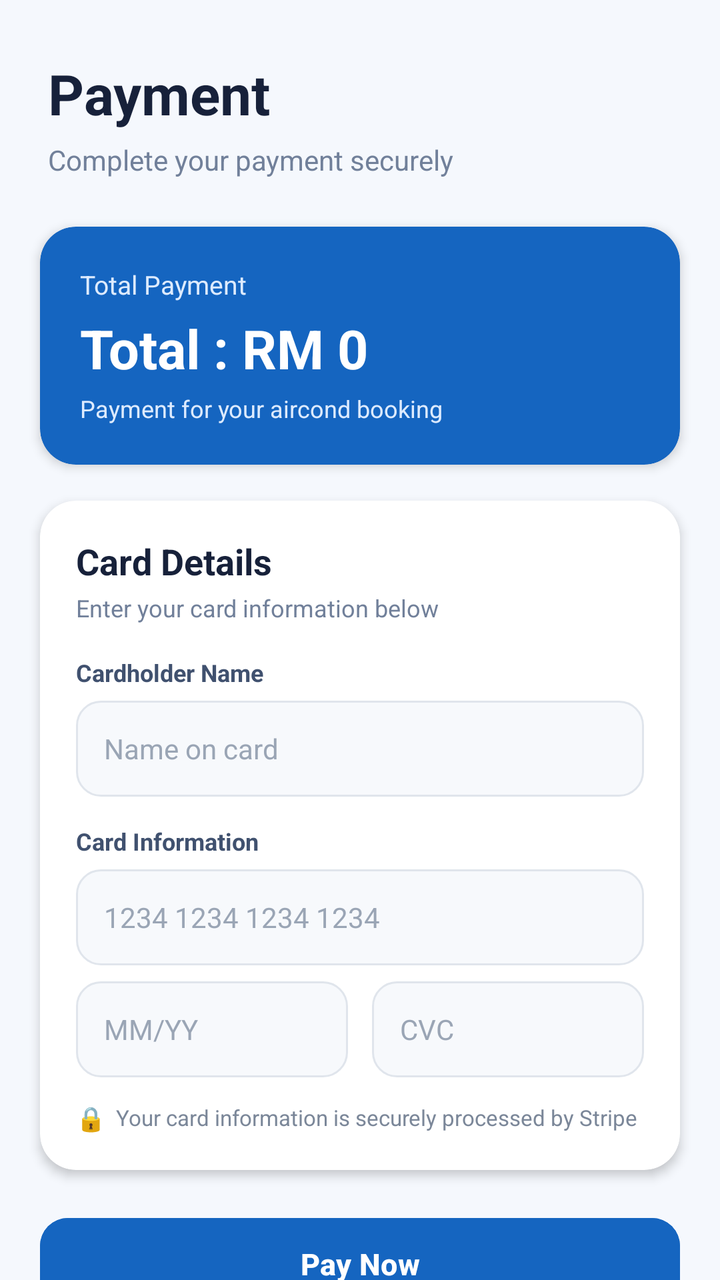
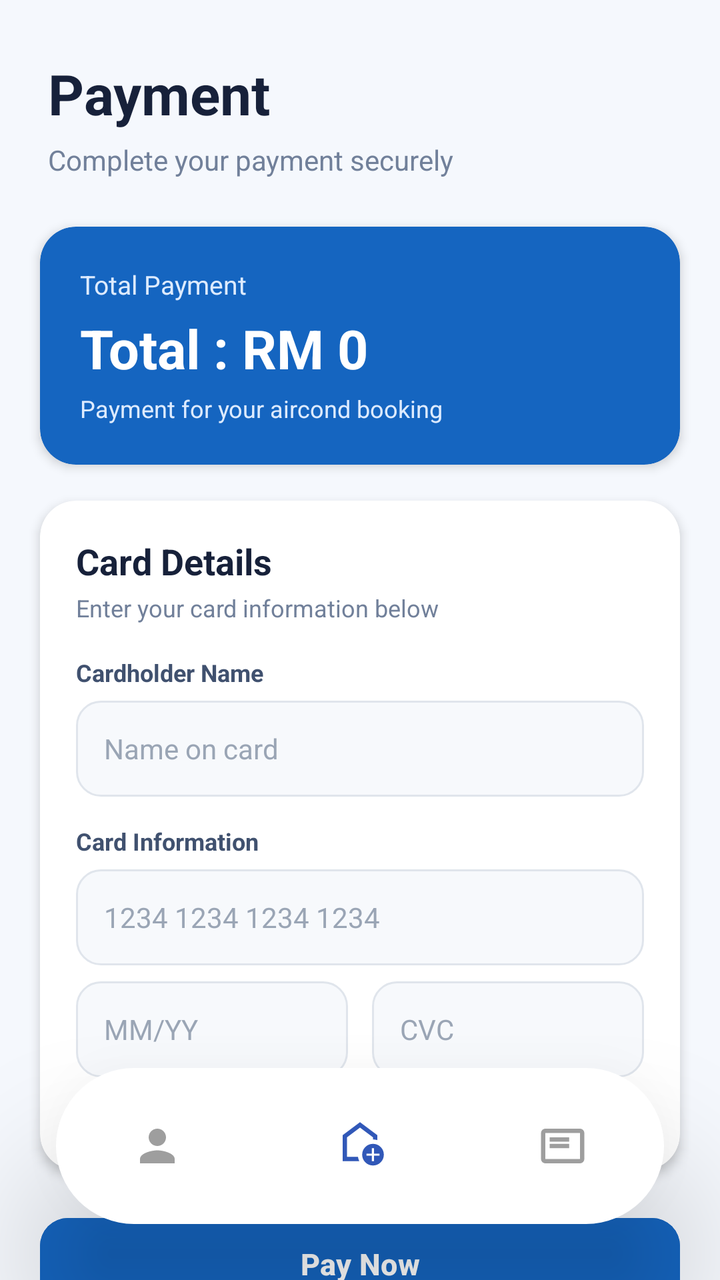

Screens rendered from an Android XML layout before and after an edit, with the pre-edit source and the edit as a unified diff.
<!-- AndroidManifest.xml: application theme Theme.EncikAircond -->
<!-- res/layout/activity_stripe_payment.xml -->
<?xml version="1.0" encoding="utf-8"?>
<androidx.constraintlayout.widget.ConstraintLayout
    xmlns:android="http://schemas.android.com/apk/res/android"
    xmlns:app="http://schemas.android.com/apk/res-auto"
    android:layout_width="match_parent"
    android:layout_height="match_parent"
    android:background="#F5F8FD">

    

    <TextView
        android:id="@+id/txtTitle"
        android:layout_width="0dp"
        android:layout_height="wrap_content"
        android:layout_marginStart="24dp"
        android:layout_marginTop="28dp"
        android:layout_marginEnd="24dp"
        android:text="Payment"
        android:textColor="#17213A"
        android:textSize="28sp"
        android:textStyle="bold"
        app:layout_constraintStart_toStartOf="parent"
        app:layout_constraintEnd_toEndOf="parent"
        app:layout_constraintTop_toTopOf="parent" />

    <TextView
        android:id="@+id/txtSubtitle"
        android:layout_width="0dp"
        android:layout_height="wrap_content"
        android:layout_marginTop="5dp"
        android:text="Complete your payment securely"
        android:textColor="#71809A"
        android:textSize="14sp"
        app:layout_constraintStart_toStartOf="@id/txtTitle"
        app:layout_constraintEnd_toEndOf="@id/txtTitle"
        app:layout_constraintTop_toBottomOf="@id/txtTitle" />


    

    <androidx.cardview.widget.CardView
        android:id="@+id/paymentSummaryCard"
        android:layout_width="0dp"
        android:layout_height="wrap_content"
        android:layout_marginStart="20dp"
        android:layout_marginTop="24dp"
        android:layout_marginEnd="20dp"
        app:cardBackgroundColor="#1565C0"
        app:cardCornerRadius="18dp"
        app:cardElevation="3dp"
        app:layout_constraintStart_toStartOf="parent"
        app:layout_constraintEnd_toEndOf="parent"
        app:layout_constraintTop_toBottomOf="@id/txtSubtitle">

        <LinearLayout
            android:layout_width="match_parent"
            android:layout_height="wrap_content"
            android:orientation="vertical"
            android:padding="20dp">

            <TextView
                android:layout_width="wrap_content"
                android:layout_height="wrap_content"
                android:text="Total Payment"
                android:textColor="#DDEBFF"
                android:textSize="13sp" />

            <TextView
                android:id="@+id/txtAmount"
                android:layout_width="wrap_content"
                android:layout_height="wrap_content"
                android:layout_marginTop="5dp"
                android:text="Total : RM 0"
                android:textColor="#FFFFFF"
                android:textSize="27sp"
                android:textStyle="bold" />

            <TextView
                android:layout_width="wrap_content"
                android:layout_height="wrap_content"
                android:layout_marginTop="4dp"
                android:text="Payment for your aircond booking"
                android:textColor="#DDEBFF"
                android:textSize="12sp" />

        </LinearLayout>

    </androidx.cardview.widget.CardView>


    

    <androidx.cardview.widget.CardView
        android:id="@+id/cardPayment"
        android:layout_width="0dp"
        android:layout_height="wrap_content"
        android:layout_marginStart="20dp"
        android:layout_marginTop="18dp"
        android:layout_marginEnd="20dp"
        app:cardBackgroundColor="#FFFFFF"
        app:cardCornerRadius="18dp"
        app:cardElevation="3dp"
        app:layout_constraintStart_toStartOf="parent"
        app:layout_constraintEnd_toEndOf="parent"
        app:layout_constraintTop_toBottomOf="@id/paymentSummaryCard">

        <LinearLayout
            android:layout_width="match_parent"
            android:layout_height="wrap_content"
            android:orientation="vertical"
            android:padding="18dp">

            

            <TextView
                android:layout_width="wrap_content"
                android:layout_height="wrap_content"
                android:text="Card Details"
                android:textColor="#17213A"
                android:textSize="18sp"
                android:textStyle="bold" />

            <TextView
                android:layout_width="wrap_content"
                android:layout_height="wrap_content"
                android:layout_marginTop="3dp"
                android:text="Enter your card information below"
                android:textColor="#71809A"
                android:textSize="12sp" />


            

            <TextView
                android:layout_width="wrap_content"
                android:layout_height="wrap_content"
                android:layout_marginTop="16dp"
                android:text="Cardholder Name"
                android:textColor="#40516F"
                android:textSize="12sp"
                android:textStyle="bold" />

            <EditText
                android:id="@+id/etCardHolder"
                android:layout_width="match_parent"
                android:layout_height="48dp"
                android:layout_marginTop="6dp"
                android:background="@drawable/bg_payment_input"
                android:hint="Name on card"
                android:inputType="textPersonName"
                android:paddingStart="14dp"
                android:paddingEnd="14dp"
                android:textColor="#17213A"
                android:textColorHint="#9AA5B5"
                android:textSize="14sp" />


            

            <TextView
                android:layout_width="wrap_content"
                android:layout_height="wrap_content"
                android:layout_marginTop="14dp"
                android:text="Card Information"
                android:textColor="#40516F"
                android:textSize="12sp"
                android:textStyle="bold" />

            
            <EditText
                android:id="@+id/etCardNumber"
                android:layout_width="match_parent"
                android:layout_height="48dp"
                android:layout_marginTop="6dp"
                android:background="@drawable/bg_payment_input"
                android:hint="1234 1234 1234 1234"
                android:inputType="number"
                android:maxLength="19"
                android:paddingStart="14dp"
                android:paddingEnd="14dp"
                android:textColor="#17213A"
                android:textColorHint="#9AA5B5"
                android:textSize="14sp" />

            
            <LinearLayout
                android:layout_width="match_parent"
                android:layout_height="wrap_content"
                android:layout_marginTop="8dp"
                android:orientation="horizontal">

                <EditText
                    android:id="@+id/etExpiry"
                    android:layout_width="0dp"
                    android:layout_height="48dp"
                    android:layout_weight="1"
                    android:layout_marginEnd="6dp"
                    android:background="@drawable/bg_payment_input"
                    android:hint="MM/YY"
                    android:inputType="datetime"
                    android:maxLength="5"
                    android:paddingStart="14dp"
                    android:paddingEnd="14dp"
                    android:textColor="#17213A"
                    android:textColorHint="#9AA5B5"
                    android:textSize="14sp" />

                <EditText
                    android:id="@+id/etCvc"
                    android:layout_width="0dp"
                    android:layout_height="48dp"
                    android:layout_weight="1"
                    android:layout_marginStart="6dp"
                    android:background="@drawable/bg_payment_input"
                    android:hint="CVC"
                    android:inputType="numberPassword"
                    android:maxLength="4"
                    android:paddingStart="14dp"
                    android:paddingEnd="14dp"
                    android:textColor="#17213A"
                    android:textColorHint="#9AA5B5"
                    android:textSize="14sp" />

            </LinearLayout>


            

            <LinearLayout
                android:layout_width="match_parent"
                android:layout_height="wrap_content"
                android:layout_marginTop="12dp"
                android:gravity="center_vertical"
                android:orientation="horizontal">

                <TextView
                    android:layout_width="wrap_content"
                    android:layout_height="wrap_content"
                    android:text="🔒"
                    android:textSize="12sp" />

                <TextView
                    android:layout_width="0dp"
                    android:layout_height="wrap_content"
                    android:layout_marginStart="5dp"
                    android:layout_weight="1"
                    android:text="Your card information is securely processed by Stripe"
                    android:textColor="#7B8799"
                    android:textSize="11sp" />

            </LinearLayout>

        </LinearLayout>

    </androidx.cardview.widget.CardView>


    

    <Button
        android:id="@+id/btnPay"
        android:layout_width="0dp"
        android:layout_height="54dp"
        android:layout_marginStart="20dp"
        android:layout_marginTop="20dp"
        android:layout_marginEnd="20dp"
        android:backgroundTint="#1565C0"
        android:text="Pay Now"
        android:textAllCaps="false"
        android:textColor="#FFFFFF"
        android:textSize="15sp"
        android:textStyle="bold"
        app:cornerRadius="14dp"
        app:layout_constraintStart_toStartOf="parent"
        app:layout_constraintEnd_toEndOf="parent"
        app:layout_constraintTop_toBottomOf="@id/cardPayment" />


    

    <TextView
        android:id="@+id/txtSecure"
        android:layout_width="wrap_content"
        android:layout_height="wrap_content"
        android:layout_marginTop="10dp"
        android:text="Secure payment powered by Stripe"
        android:textColor="#7B8799"
        android:textSize="11sp"
        app:layout_constraintStart_toStartOf="parent"
        app:layout_constraintEnd_toEndOf="parent"
        app:layout_constraintTop_toBottomOf="@id/btnPay" />

</androidx.constraintlayout.widget.ConstraintLayout>
<!-- resources referenced by this layout -->
<resources>
  <!-- drawable bg_payment_input (drawable) -->
  <?xml version="1.0" encoding="utf-8"?>
  <shape xmlns:android="http://schemas.android.com/apk/res/android"
      android:shape="rectangle">
  
      <solid
          android:color="#F7F9FC" />
  
      <corners
          android:radius="12dp" />
  
      <stroke
          android:width="1dp"
          android:color="#E0E5EC" />
  
      <padding
          android:left="14dp"
          android:top="10dp"
          android:right="14dp"
          android:bottom="10dp" />
  
  </shape>
  <style name="Theme.EncikAircond" parent="Base.Theme.EncikAircond" />
  <style name="Base.Theme.EncikAircond" parent="Theme.Material3.DayNight.NoActionBar">
          
      </style>
</resources>

<!-- the commit's change to res/layout/activity_stripe_payment.xml (unified diff, before → after) -->
@@ -236,7 +236,6 @@
                 <TextView
                     android:layout_width="wrap_content"
                     android:layout_height="wrap_content"
-                    android:text="🔒"
                     android:textSize="12sp" />
 
                 <TextView
@@ -290,4 +289,82 @@
         app:layout_constraintEnd_toEndOf="parent"
         app:layout_constraintTop_toBottomOf="@id/btnPay" />
 
+    
+
+    <LinearLayout
+        android:id="@+id/bottomBar"
+        android:layout_width="0dp"
+        android:layout_height="78dp"
+        android:layout_marginStart="28dp"
+        android:layout_marginEnd="28dp"
+        android:layout_marginBottom="28dp"
+        android:background="@drawable/bottom_nav_background"
+        android:elevation="20dp"
+        android:gravity="center"
+        android:orientation="horizontal"
+        android:translationZ="20dp"
+        android:weightSum="3"
+        app:layout_constraintBottom_toBottomOf="parent"
+        app:layout_constraintStart_toStartOf="parent"
+        app:layout_constraintEnd_toEndOf="parent">
+
+        
+
+        <LinearLayout
+            android:id="@+id/navProfile"
+            android:layout_width="0dp"
+            android:layout_height="match_parent"
+            android:layout_weight="1"
+            android:gravity="center"
+            android:orientation="vertical">
+
+            <ImageView
+                android:id="@+id/iconProfile"
+                android:layout_width="26dp"
+                android:layout_height="26dp"
+                android:src="@drawable/ic_person"
+                app:tint="#9E9E9E" />
+
+        </LinearLayout>
+
+        
+
+        <LinearLayout
+            android:id="@+id/navHome"
+            android:layout_width="0dp"
+            android:layout_height="match_parent"
+            android:layout_weight="1"
+            android:gravity="center"
+            android:orientation="vertical">
+
+            <ImageView
+                android:id="@+id/iconHome"
+                android:layout_width="26dp"
+                android:layout_height="26dp"
+                android:src="@drawable/ic_home"
+                app:tint="#3158B8" />
+
+        </LinearLayout>
+
+        
+
+        <LinearLayout
+            android:id="@+id/navOrders"
+            android:layout_width="0dp"
+            android:layout_height="match_parent"
+            android:layout_weight="1"
+            android:gravity="center"
+            android:orientation="vertical">
+
+            <ImageView
+                android:id="@+id/iconOrders"
+                android:layout_width="26dp"
+                android:layout_height="26dp"
+                android:src="@drawable/ic_orders"
+                app:tint="#9E9E9E" />
+
+        </LinearLayout>
+
+    </LinearLayout>
+
 </androidx.constraintlayout.widget.ConstraintLayout>
<!-- resource entries referenced after the edit -->
@@ -22,6 +22,52 @@
           android:bottom="10dp" />
   
   </shape>
+  <!-- drawable bottom_nav_background (drawable) -->
+  <?xml version="1.0" encoding="utf-8"?>
+  <shape xmlns:android="http://schemas.android.com/apk/res/android">
+  
+      <solid android:color="#FFFFFF"/>
+  
+      <corners android:radius="40dp"/>
+  
+  </shape>
+  <!-- drawable ic_home (drawable) -->
+  <?xml version="1.0" encoding="utf-8"?>
+  <vector xmlns:android="http://schemas.android.com/apk/res/android"
+      android:width="24dp"
+      android:height="24dp"
+      android:viewportWidth="960"
+      android:viewportHeight="960">
+  
+      <path
+          android:fillColor="#FF000000"
+          android:pathData="M700,760L740,760L740,660L840,660L840,620L740,620L740,520L700,520L700,620L600,620L600,660L700,660L700,760ZM720,840Q637,840 578.5,781.5Q520,723 520,640Q520,557 578.5,498.5Q637,440 720,440Q803,440 861.5,498.5Q920,557 920,640Q920,723 861.5,781.5Q803,840 720,840ZM160,760L160,280L480,40L800,280L800,372Q781,366 761,363Q741,360 720,360L720,320L480,140L240,320L240,680L443,680Q446,701 452,721Q458,741 467,760L160,760ZM480,410L480,410L480,410L480,410L480,410Q480,410 480,410Q480,410 480,410Q480,410 480,410Z"/>
+  </vector>
+  <!-- drawable ic_orders (drawable) -->
+  <?xml version="1.0" encoding="utf-8"?>
+  <vector xmlns:android="http://schemas.android.com/apk/res/android"
+      android:autoMirrored="true"
+      android:width="24dp"
+      android:height="24dp"
+      android:viewportWidth="960"
+      android:viewportHeight="960">
+  
+      <path
+          android:fillColor="#FF000000"
+          android:pathData="M240,520L600,520L600,440L240,440L240,520ZM240,400L600,400L600,320L240,320L240,400ZM160,800Q127,800 103.5,776.5Q80,753 80,720L80,240Q80,207 103.5,183.5Q127,160 160,160L800,160Q833,160 856.5,183.5Q880,207 880,240L880,720Q880,753 856.5,776.5Q833,800 800,800L160,800ZM160,720L800,720Q800,720 800,720Q800,720 800,720L800,240Q800,240 800,240Q800,240 800,240L160,240Q160,240 160,240Q160,240 160,240L160,720Q160,720 160,720Q160,720 160,720ZM160,720Q160,720 160,720Q160,720 160,720L160,240Q160,240 160,240Q160,240 160,240L160,240Q160,240 160,240Q160,240 160,240L160,720Q160,720 160,720Q160,720 160,720Z"/>
+  </vector>
+  <!-- drawable ic_person (drawable) -->
+  <?xml version="1.0" encoding="utf-8"?>
+  <vector xmlns:android="http://schemas.android.com/apk/res/android"
+      android:width="24dp"
+      android:height="24dp"
+      android:viewportWidth="24"
+      android:viewportHeight="24">
+  
+      <path
+          android:fillColor="#FF000000"
+          android:pathData="M12,12c2.21,0 4,-1.79 4,-4c0,-2.21 -1.79,-4 -4,-4c-2.21,0 -4,1.79 -4,4C8,10.21 9.79,12 12,12zM12,14c-2.67,0 -8,1.34 -8,4v2h16v-2C20,15.34 14.67,14 12,14z"/>
+  </vector>
   <style name="Theme.EncikAircond" parent="Base.Theme.EncikAircond" />
   <style name="Base.Theme.EncikAircond" parent="Theme.Material3.DayNight.NoActionBar">
           
